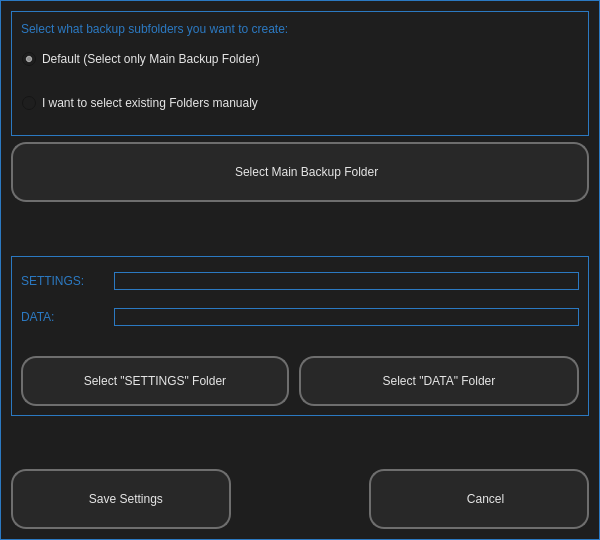
Old version of the form ui/ui_07_settings.ui in the repository il721/EasyBack.
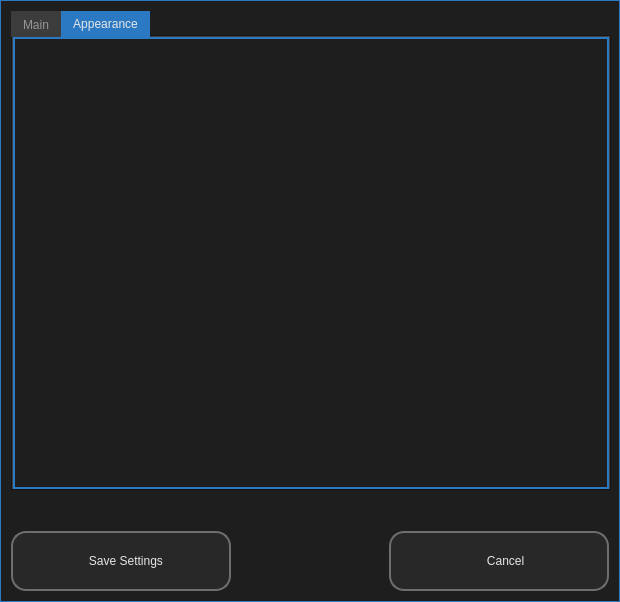
New version of the form. The open tabs and pages were chosen to show the change. Icons and pictures are not drawn.

Commit message: Edit settings dialog and functional.

Patch:
```diff
--- a/ui/ui_07_settings.ui
+++ b/ui/ui_07_settings.ui
@@ -6,8 +6,8 @@
    <rect>
     <x>0</x>
     <y>0</y>
-    <width>600</width>
-    <height>540</height>
+    <width>620</width>
+    <height>602</height>
    </rect>
   </property>
   <property name="sizePolicy">
@@ -18,14 +18,14 @@
   </property>
   <property name="minimumSize">
    <size>
-    <width>600</width>
-    <height>540</height>
+    <width>620</width>
+    <height>600</height>
    </size>
   </property>
   <property name="maximumSize">
    <size>
-    <width>600</width>
-    <height>540</height>
+    <width>620</width>
+    <height>602</height>
    </size>
   </property>
   <property name="windowTitle">
@@ -37,34 +37,26 @@
 font: 16pt &quot;Lexend Light&quot;;
 border: 1px solid;
 color: rgb(230, 230, 230);
-border-color: #2B79C2;
-}
+border-color: #2B79C2;}
 QLabel{
 font: 12pt &quot;Lexend Light&quot;;
 color: #2B79C2;
-border: no
-}
+border: no}
 QLineEdit{
-background-color: rgb(30, 30, 30);
-}
+background-color: rgb(30, 30, 30);}
 QFrame{
-border-color: #2B79C2;
-}
+border-color: #2B79C2;}
 QPushButton {
 border: 2px solid;
 color: rgb(230, 230, 230);
 border-color: rgb(110, 110, 110);
 border-radius: 15px;
-background-color: rgba(60,60, 60, 80);
-}
-
+background-color: rgba(60,60, 60, 80);}
 QPushButton:hover {
 color: #2B79C2;
 border: 3px solid;
 background-color: rgba(30, 30, 30, 180);
-border-color: rgb(150,150, 150);
-}
-
+border-color: rgb(150,150, 150);}
 QPushButton:pressed {
 color: rgb(30, 30, 30);
 border: 2px solid;
@@ -73,21 +65,57 @@
 }
 QRadioButton{
 font: 14pt &quot;Lexend Light&quot;;
-border: no
-}
+border: no}
 QToolButton{
 image: url(:/icon/icons/GREY/info_invert.svg);
-border: no
-}
+border: no}
 QToolButton:hover {
 image: url(:/icon/icons/GREY/info.svg);
 border: no
 }
 QToolButton:pressed{
 image: url(:/icon/icons/GREY/info_invert.svg);
-border: no
-}</string>
+border: no}
+QTabBar::tab {
+background:  rgb(60,60, 60);
+font: 12pt &quot;Lexend Light&quot;;
+color: rgb(150,150, 150);}
+QTabBar::tab:selected {
+background: #2B79C2;
+color: rgb(230, 230, 230)}</string>
   </property>
+  <layout class="QVBoxLayout" name="verticalLayout_3">
+   <item>
+    <widget class="QTabWidget" name="tabWidget">
+     <property name="minimumSize">
+      <size>
+       <width>600</width>
+       <height>480</height>
+      </size>
+     </property>
+     <property name="maximumSize">
+      <size>
+       <width>16777215</width>
+       <height>480</height>
+      </size>
+     </property>
+     <property name="styleSheet">
+      <string notr="true">
+</string>
+     </property>
+     <property name="tabPosition">
+      <enum>QTabWidget::North</enum>
+     </property>
+     <property name="tabShape">
+      <enum>QTabWidget::Rounded</enum>
+     </property>
+     <property name="currentIndex">
+      <number>0</number>
+     </property>
+     <widget class="QWidget" name="tab_main">
+      <attribute name="title">
+       <string>Main</string>
+      </attribute>
   <layout class="QVBoxLayout" name="verticalLayout">
    <item>
     <widget class="QFrame" name="checkbox">
@@ -237,7 +265,7 @@
      <property name="sizeHint" stdset="0">
       <size>
        <width>20</width>
-       <height>40</height>
+           <height>55</height>
       </size>
      </property>
     </spacer>
@@ -430,6 +458,18 @@
        </layout>
       </item>
      </layout>
+        </widget>
+       </item>
+      </layout>
+     </widget>
+     <widget class="QWidget" name="tab_appearance">
+      <property name="styleSheet">
+       <string notr="true"/>
+      </property>
+      <attribute name="title">
+       <string>Appearance</string>
+      </attribute>
+     </widget>
     </widget>
    </item>
    <item>
```
Left out of the diff: 8 changed lines with no effect on the pictures. Lines whose indentation alone changed are shown as unchanged. The commit also changes 7 other files.
